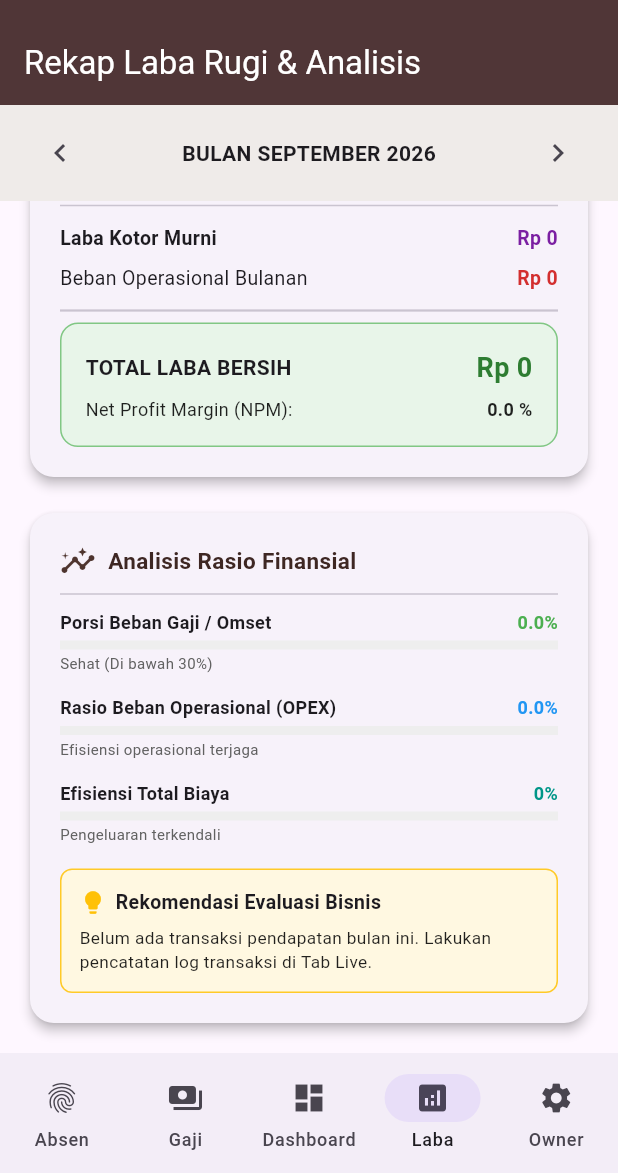
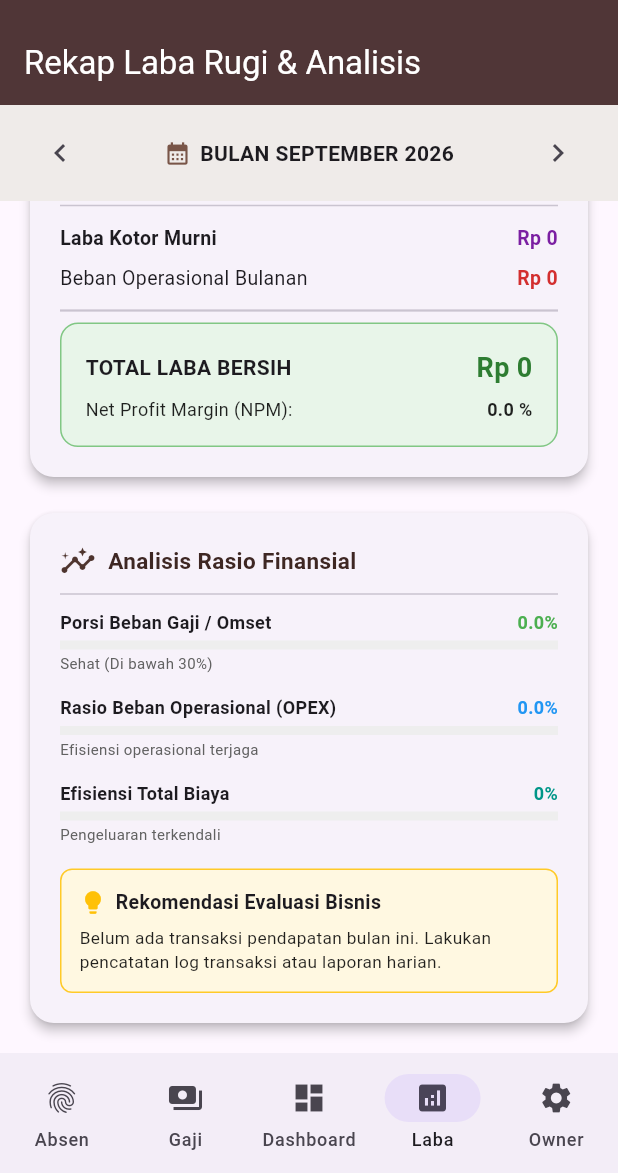
Before and after one commit to afakhor/absensislametjaya, a Flutter app: the screen it shows after launch, item 4 of the bottom bar chosen, scrolled down 174 dp, on a phone screen of 412 x 824 dp, the part 63-1236 px from its top. Run offline on Flutter 3.47's test engine with Material 3 defaults, Android fonts, the phone set to English and light mode, and no system bars; our stand-ins replace drift, drift_flutter, image_picker, pdf, permission_handler, printing; accounts and stored records are empty; generated files the repository leaves out were written again.

Commit message:
Update laba_page.dart

```diff
--- a/lib/navs/laba_page.dart
+++ b/lib/navs/laba_page.dart
@@ -15,6 +15,21 @@ class _LabaPageState extends State<LabaPage> {
   final fmt = NumberFormat("#,###", "id_ID");
   DateTime bulan = DateTime.now();
 
+  void _pilihBulan() async {
+    final picked = await showDatePicker(
+      context: context,
+      initialDate: bulan,
+      firstDate: DateTime(2020),
+      lastDate: DateTime(2030),
+      helpText: "PILIH BULAN & TAHUN",
+    );
+    if (picked != null) {
+      setState(() {
+        bulan = DateTime(picked.year, picked.month, 1);
+      });
+    }
+  }
+
   @override
   Widget build(BuildContext context) {
     return Scaffold(
@@ -25,7 +40,7 @@ class _LabaPageState extends State<LabaPage> {
       ),
       body: Column(
         children: [
-          // Header Navigasi Bulan
+          // Header Navigasi Bulan (Diselaraskan dengan Kalender Absensi)
           Container(
             padding: const EdgeInsets.symmetric(horizontal: 16, vertical: 8),
             color: Colors.brown.shade50,
@@ -40,9 +55,22 @@ class _LabaPageState extends State<LabaPage> {
                     });
                   },
                 ),
-                Text(
-                  "BULAN ${DateFormat('MMMM yyyy', 'id_ID').format(bulan).toUpperCase()}",
-                  style: const TextStyle(fontWeight: FontWeight.bold, fontSize: 14),
+                InkWell(
+                  onTap: _pilihBulan,
+                  borderRadius: BorderRadius.circular(8),
+                  child: Padding(
+                    padding: const EdgeInsets.symmetric(horizontal: 8, vertical: 4),
+                    child: Row(
+                      children: [
+                        const Icon(Icons.calendar_month, size: 18, color: Colors.brown),
+                        const SizedBox(width: 6),
+                        Text(
+                          "BULAN ${DateFormat('MMMM yyyy', 'id_ID').format(bulan).toUpperCase()}",
+                          style: const TextStyle(fontWeight: FontWeight.bold, fontSize: 14),
+                        ),
+                      ],
+                    ),
+                  ),
                 ),
                 IconButton(
                   icon: const Icon(Icons.chevron_right),
@@ -56,9 +84,10 @@ class _LabaPageState extends State<LabaPage> {
             ),
           ),
 
-          // Real-time Update dengan FutureBuilder dinamis yang merefresh setiap pergantian state
+          // Real-time FutureBuilder dengan Key berbasis Bulan
           Expanded(
             child: FutureBuilder<Map<String, int>>(
+              key: ValueKey(bulan),
               future: db.hitungLabaBulanan(bulan),
               builder: (context, snapshot) {
                 if (snapshot.connectionState == ConnectionState.waiting) {
@@ -320,7 +349,7 @@ class _LabaPageState extends State<LabaPage> {
 
   String _generateRekomendasi(int labaBersih, double rasioGaji, double opexRatio, int totalPendapatan) {
     if (totalPendapatan == 0) {
-      return "Belum ada transaksi pendapatan bulan ini. Lakukan pencatatan log transaksi di Tab Live.";
+      return "Belum ada transaksi pendapatan bulan ini. Lakukan pencatatan log transaksi atau laporan harian.";
     }
     if (labaBersih < 0) {
       return "Usaha mengalami kerugian bulan ini. Kurangi beban operasional dan tinjau penetapan margin keuntungan.";
```
